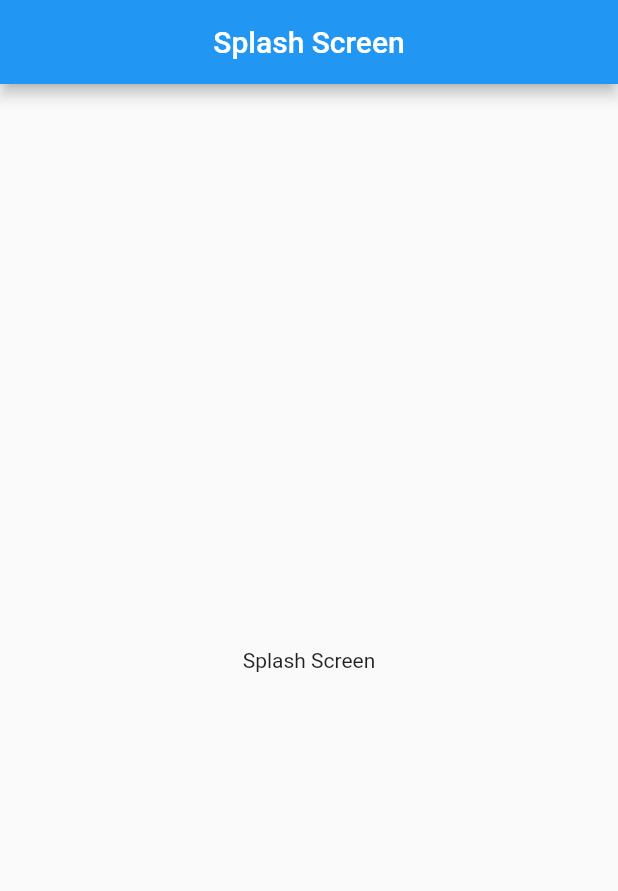
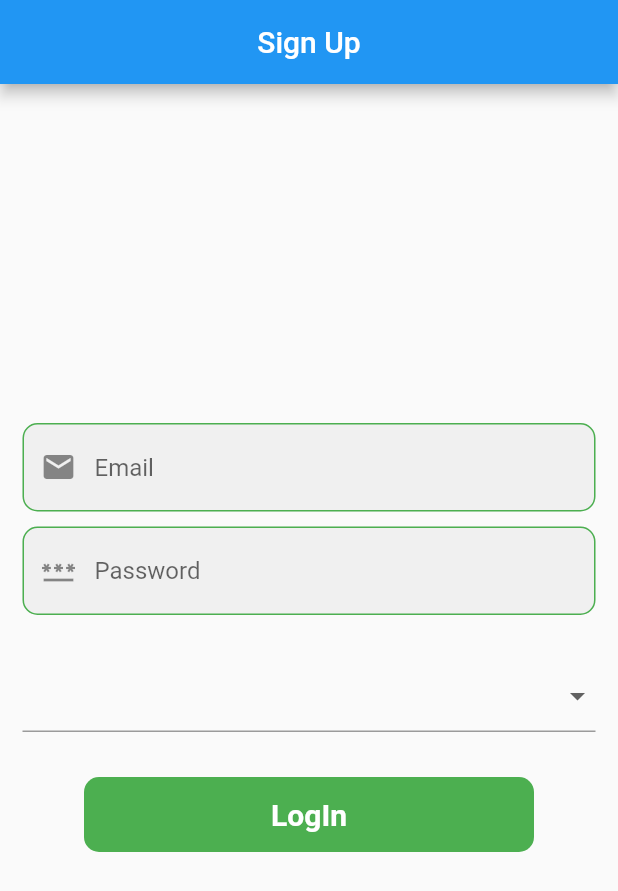
Before and after one commit to Fareed-Shah/Shared-Preference, a Flutter app: the first screen one second after launch, on a phone screen of 412 x 824 dp. Shown: the top 891 px of the screen. Run offline on Flutter 3.47's test engine with Material 2 defaults, Android fonts, the phone set to English and light mode, and no system bars; our stand-ins replace shared_preferences.

Commit message:
multiple login

```diff
--- a/lib/app_base/my_app.dart
+++ b/lib/app_base/my_app.dart
@@ -1,5 +1,6 @@
 import 'package:flutter/material.dart';
 import 'package:shared_preference/ui/login_view.dart';
+import 'package:shared_preference/ui/signUp_view.dart';
 import 'package:shared_preference/ui/splash_view.dart';
 
 class MyApp extends StatelessWidget {
@@ -9,7 +10,7 @@ class MyApp extends StatelessWidget {
   Widget build(BuildContext context) {
     return const MaterialApp(
       debugShowCheckedModeBanner: false,
-      home: SplashView(),
+      home: SingUpView(),
     );
   }
 }
--- /dev/null
+++ b/lib/ui/signup_view.dart
@@ -0,0 +1,133 @@
+import 'package:flutter/material.dart';
+import 'package:shared_preference/ui/home_view.dart';
+import 'package:shared_preferences/shared_preferences.dart';
+
+class SingUpView extends StatefulWidget {
+  const SingUpView({super.key});
+
+  @override
+  State<SingUpView> createState() => _SingUpViewState();
+}
+
+class _SingUpViewState extends State<SingUpView> {
+  TextEditingController emailController = TextEditingController();
+  TextEditingController passwordController = TextEditingController();
+  String userType = '';
+
+  void onSignUp(String email, String password, String userType) async {
+    SharedPreferences sp = await SharedPreferences.getInstance();
+    sp.setString('email', email);
+    sp.setString('password', password);
+    sp.setString('type', userType);
+    sp.setBool('isLogin', true);
+  }
+
+  @override
+  Widget build(BuildContext context) {
+    return Scaffold(
+      appBar: AppBar(
+        title: const Text('Sign Up'),
+        centerTitle: true,
+      ),
+      body: SafeArea(
+          child: Padding(
+        padding: const EdgeInsets.symmetric(horizontal: 15.0, vertical: 15.0),
+        child: Column(
+          mainAxisAlignment: MainAxisAlignment.center,
+          children: [
+            TextFormField(
+              controller: emailController,
+              decoration: InputDecoration(
+                  focusColor: Colors.grey,
+                  filled: true,
+                  prefixIcon: const Icon(Icons.email),
+                  hintText: 'Email',
+                  focusedBorder: OutlineInputBorder(
+                      borderSide: const BorderSide(color: Colors.orange),
+                      borderRadius: BorderRadius.circular(10.0)),
+                  enabledBorder: OutlineInputBorder(
+                      borderSide: const BorderSide(color: Colors.green),
+                      borderRadius: BorderRadius.circular(10.0))),
+            ),
+            const SizedBox(
+              height: 10.0,
+            ),
+            TextFormField(
+              controller: passwordController,
+              decoration: InputDecoration(
+                  focusColor: Colors.grey,
+                  filled: true,
+                  prefixIcon: const Icon(Icons.password),
+                  hintText: 'Password',
+                  focusedBorder: OutlineInputBorder(
+                      borderSide: const BorderSide(color: Colors.orange),
+                      borderRadius: BorderRadius.circular(10.0)),
+                  enabledBorder: OutlineInputBorder(
+                      borderSide: const BorderSide(color: Colors.green),
+                      borderRadius: BorderRadius.circular(10.0))),
+            ),
+            const SizedBox(
+              height: 30.0,
+            ),
+            DropdownButtonFormField(items: [
+              DropdownMenuItem(
+                value: 1,
+                onTap: () {
+                  userType = 'Admin';
+                },
+                child: const Text('Admin'),
+              ),
+              DropdownMenuItem(
+                value: 2,
+                onTap: () {
+                  userType = 'Teacher';
+                },
+                child: const Text('Teacher'),
+              ),
+              DropdownMenuItem(
+                value: 3,
+                onTap: () {
+                  userType = 'Student';
+                },
+                child: const Text('Student'),
+              )
+            ], onChanged: (ValueKey) {}),
+            const SizedBox(
+              height: 30.0,
+            ),
+            GestureDetector(
+              onTap: () {
+                setState(() {
+                  onSignUp(
+                      emailController.text, passwordController.text, userType);
+                  Navigator.pushReplacement(
+                      context,
+                      MaterialPageRoute(
+                          builder: ((context) => const HomeView())));
+                });
+              },
+              child: Container(
+                height: 50,
+                width: 300,
+                decoration: BoxDecoration(
+                    color: Colors.green,
+                    borderRadius: BorderRadius.circular(10.0)),
+                child: const Center(
+                    child: Text(
+                  'LogIn',
+                  style: TextStyle(
+                      color: Colors.white,
+                      fontWeight: FontWeight.bold,
+                      fontSize: 20.0),
+                )),
+              ),
+            ),
+            const SizedBox(
+              height: 30.0,
+            ),
+          ],
+        ),
+      )),
+    );
+  }
+}
```
